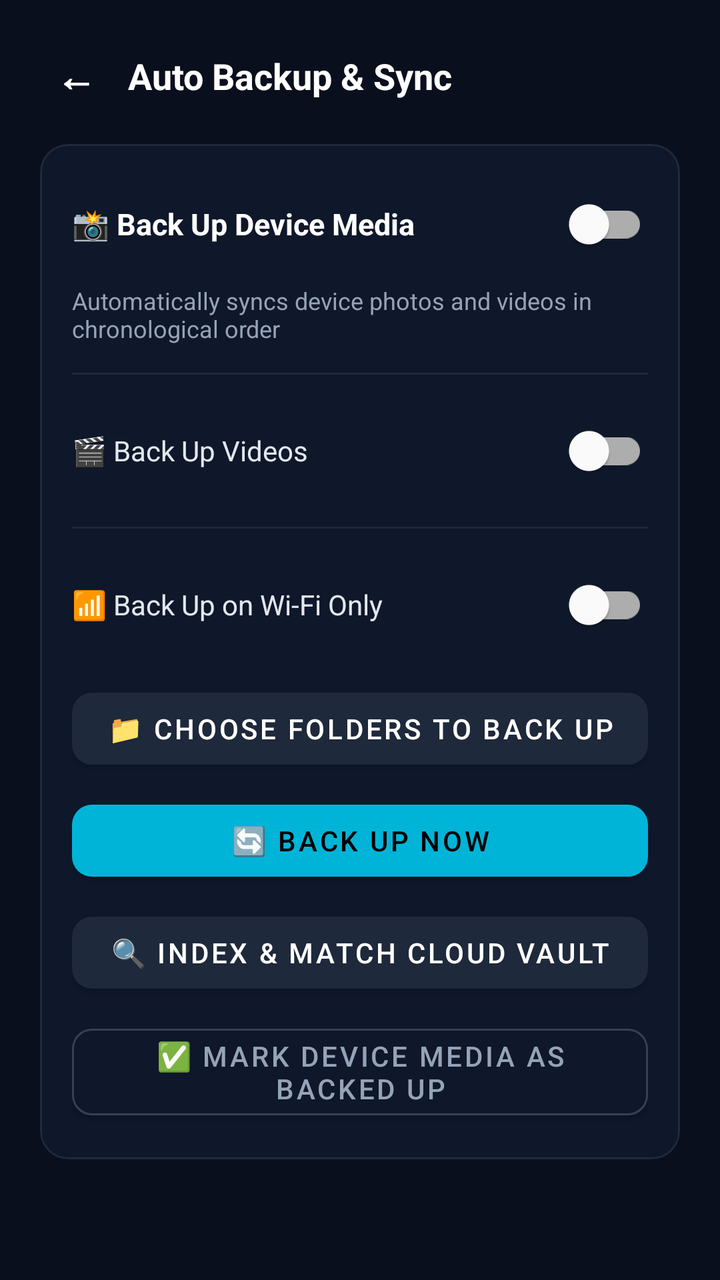
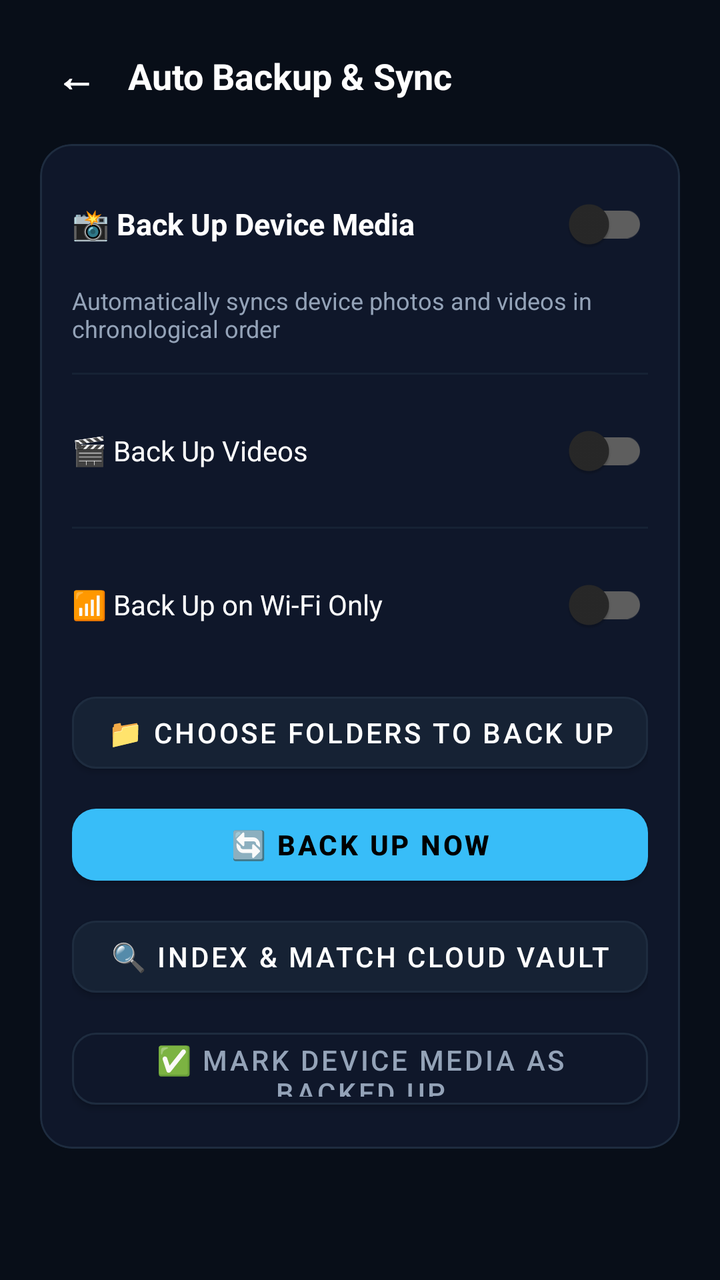

An Android layout rendered at two revisions. The XML below is the earlier revision; the diff shows what the commit changed to produce the second picture.
<!-- AndroidManifest.xml: application theme Theme.CloudVault -->
<!-- res/layout/dialog_autobackup_settings.xml -->
<?xml version="1.0" encoding="utf-8"?>
<ScrollView xmlns:android="http://schemas.android.com/apk/res/android"
    xmlns:app="http://schemas.android.com/apk/res-auto"
    android:layout_width="match_parent"
    android:layout_height="wrap_content"
    android:background="#0A0F1D">

    <LinearLayout
        android:layout_width="match_parent"
        android:layout_height="wrap_content"
        android:orientation="vertical"
        android:padding="20dp">

        
        <LinearLayout
            android:layout_width="match_parent"
            android:layout_height="wrap_content"
            android:orientation="horizontal"
            android:gravity="center_vertical">

            <TextView
                android:id="@+id/btnBackFromAutoBackup"
                android:layout_width="36dp"
                android:layout_height="36dp"
                android:gravity="center"
                android:text="←"
                android:textColor="#FFFFFF"
                android:textSize="20sp"
                android:textStyle="bold"
                android:background="?attr/selectableItemBackgroundBorderless" />

            <TextView
                android:layout_width="0dp"
                android:layout_height="wrap_content"
                android:layout_weight="1"
                android:layout_marginStart="8dp"
                android:text="Auto Backup &amp; Sync"
                android:textColor="#FFFFFF"
                android:textSize="18sp"
                android:textStyle="bold" />
        </LinearLayout>

        
        <com.google.android.material.card.MaterialCardView
            android:layout_width="match_parent"
            android:layout_height="wrap_content"
            android:layout_marginTop="16dp"
            app:cardCornerRadius="14dp"
            app:cardElevation="0dp"
            app:cardBackgroundColor="#0F172A"
            app:strokeColor="#1E293B"
            app:strokeWidth="1dp">

            <LinearLayout
                android:layout_width="match_parent"
                android:layout_height="wrap_content"
                android:orientation="vertical"
                android:padding="16dp">

                <LinearLayout
                    android:layout_width="match_parent"
                    android:layout_height="wrap_content"
                    android:orientation="horizontal"
                    android:gravity="center_vertical">

                    <TextView
                        android:layout_width="0dp"
                        android:layout_height="wrap_content"
                        android:layout_weight="1"
                        android:text="📸 Back Up Device Media"
                        android:textColor="#FFFFFF"
                        android:textSize="15sp"
                        android:textStyle="bold" />

                    <com.google.android.material.switchmaterial.SwitchMaterial
                        android:id="@+id/switchAutoBackup"
                        android:layout_width="wrap_content"
                        android:layout_height="wrap_content"
                        app:useMaterialThemeColors="true" />
                </LinearLayout>

                <TextView
                    android:id="@+id/tvBackupStatus"
                    android:layout_width="match_parent"
                    android:layout_height="wrap_content"
                    android:layout_marginTop="6dp"
                    android:text="Automatically syncs device photos and videos in chronological order"
                    android:textColor="#94A3B8"
                    android:textSize="12sp" />

                <View
                    android:layout_width="match_parent"
                    android:layout_height="1dp"
                    android:layout_marginTop="14dp"
                    android:layout_marginBottom="14dp"
                    android:background="#1E293B" />

                
                <LinearLayout
                    android:layout_width="match_parent"
                    android:layout_height="wrap_content"
                    android:orientation="horizontal"
                    android:gravity="center_vertical">

                    <TextView
                        android:layout_width="0dp"
                        android:layout_height="wrap_content"
                        android:layout_weight="1"
                        android:text="🎬 Back Up Videos"
                        android:textColor="#E2E8F0"
                        android:textSize="14sp" />

                    <com.google.android.material.switchmaterial.SwitchMaterial
                        android:id="@+id/switchBackupVideos"
                        android:layout_width="wrap_content"
                        android:layout_height="wrap_content"
                        app:useMaterialThemeColors="true" />
                </LinearLayout>

                <View
                    android:layout_width="match_parent"
                    android:layout_height="1dp"
                    android:layout_marginTop="14dp"
                    android:layout_marginBottom="14dp"
                    android:background="#1E293B" />

                
                <LinearLayout
                    android:layout_width="match_parent"
                    android:layout_height="wrap_content"
                    android:orientation="horizontal"
                    android:gravity="center_vertical">

                    <TextView
                        android:layout_width="0dp"
                        android:layout_height="wrap_content"
                        android:layout_weight="1"
                        android:text="📶 Back Up on Wi-Fi Only"
                        android:textColor="#E2E8F0"
                        android:textSize="14sp" />

                    <com.google.android.material.switchmaterial.SwitchMaterial
                        android:id="@+id/switchWifiOnly"
                        android:layout_width="wrap_content"
                        android:layout_height="wrap_content"
                        app:useMaterialThemeColors="true" />
                </LinearLayout>

                
                <com.google.android.material.button.MaterialButton
                    android:id="@+id/btnSelectFolders"
                    android:layout_width="match_parent"
                    android:layout_height="wrap_content"
                    android:layout_marginTop="14dp"
                    android:text="📁 Choose Folders to Back Up"
                    android:textColor="#FFFFFF"
                    app:backgroundTint="#1E293B"
                    app:cornerRadius="10dp" />

                
                <com.google.android.material.button.MaterialButton
                    android:id="@+id/btnBackupNow"
                    android:layout_width="match_parent"
                    android:layout_height="wrap_content"
                    android:layout_marginTop="8dp"
                    android:text="🔄 Back Up Now"
                    android:textColor="#000000"
                    app:backgroundTint="@color/accent_cyan"
                    app:cornerRadius="10dp" />

                
                <com.google.android.material.button.MaterialButton
                    android:id="@+id/btnIndexCloudMedia"
                    android:layout_width="match_parent"
                    android:layout_height="wrap_content"
                    android:layout_marginTop="8dp"
                    android:text="🔍 Index &amp; Match Cloud Vault"
                    android:textColor="#FFFFFF"
                    app:backgroundTint="#1E293B"
                    app:cornerRadius="10dp" />

                
                <com.google.android.material.button.MaterialButton
                    android:id="@+id/btnMarkAllBackedUp"
                    android:layout_width="match_parent"
                    android:layout_height="wrap_content"
                    android:layout_marginTop="8dp"
                    android:text="✅ Mark Device Media as Backed Up"
                    android:textColor="#94A3B8"
                    app:backgroundTint="#0F172A"
                    app:strokeColor="#334155"
                    app:strokeWidth="1dp"
                    app:cornerRadius="10dp" />

            </LinearLayout>
        </com.google.android.material.card.MaterialCardView>

    </LinearLayout>
</ScrollView>
<!-- resources referenced by this layout -->
<resources>
  <color name="accent_cyan">#00B4D8</color>
  <style name="Theme.CloudVault" parent="Theme.MaterialComponents.DayNight.NoActionBar">
          <item name="colorPrimary">@color/accent_blue</item>
          <item name="colorSecondary">@color/accent_cyan</item>
          <item name="android:statusBarColor">@color/bg_dark</item>
          <item name="android:windowBackground">@color/bg_dark</item>
      </style>
  <color name="accent_blue">#1976D2</color>
  <color name="bg_dark">#080E18</color>
</resources>

<!-- the commit's change to res/layout/dialog_autobackup_settings.xml (unified diff, before → after) -->
@@ -3,7 +3,7 @@
     xmlns:app="http://schemas.android.com/apk/res-auto"
     android:layout_width="match_parent"
     android:layout_height="wrap_content"
-    android:background="#0A0F1D">
+    android:background="@color/bg_dark">
 
     <LinearLayout
         android:layout_width="match_parent"
@@ -24,7 +24,7 @@
                 android:layout_height="36dp"
                 android:gravity="center"
                 android:text="←"
-                android:textColor="#FFFFFF"
+                android:textColor="@color/text_primary"
                 android:textSize="20sp"
                 android:textStyle="bold"
                 android:background="?attr/selectableItemBackgroundBorderless" />
@@ -35,7 +35,7 @@
                 android:layout_weight="1"
                 android:layout_marginStart="8dp"
                 android:text="Auto Backup &amp; Sync"
-                android:textColor="#FFFFFF"
+                android:textColor="@color/text_primary"
                 android:textSize="18sp"
                 android:textStyle="bold" />
         </LinearLayout>
@@ -45,10 +45,10 @@
             android:layout_width="match_parent"
             android:layout_height="wrap_content"
             android:layout_marginTop="16dp"
-            app:cardCornerRadius="14dp"
+            app:cardCornerRadius="16dp"
             app:cardElevation="0dp"
-            app:cardBackgroundColor="#0F172A"
-            app:strokeColor="#1E293B"
+            app:cardBackgroundColor="@color/card_bg"
+            app:strokeColor="@color/card_border"
             app:strokeWidth="1dp">
 
             <LinearLayout
@@ -68,7 +68,7 @@
                         android:layout_height="wrap_content"
                         android:layout_weight="1"
                         android:text="📸 Back Up Device Media"
-                        android:textColor="#FFFFFF"
+                        android:textColor="@color/text_primary"
                         android:textSize="15sp"
                         android:textStyle="bold" />
 
@@ -85,7 +85,7 @@
                     android:layout_height="wrap_content"
                     android:layout_marginTop="6dp"
                     android:text="Automatically syncs device photos and videos in chronological order"
-                    android:textColor="#94A3B8"
+                    android:textColor="@color/text_secondary"
                     android:textSize="12sp" />
 
                 <View
@@ -93,7 +93,7 @@
                     android:layout_height="1dp"
                     android:layout_marginTop="14dp"
                     android:layout_marginBottom="14dp"
-                    android:background="#1E293B" />
+                    android:background="@color/divider_color" />
 
                 
                 <LinearLayout
@@ -107,7 +107,7 @@
                         android:layout_height="wrap_content"
                         android:layout_weight="1"
                         android:text="🎬 Back Up Videos"
-                        android:textColor="#E2E8F0"
+                        android:textColor="@color/text_primary"
                         android:textSize="14sp" />
 
                     <com.google.android.material.switchmaterial.SwitchMaterial
@@ -122,7 +122,7 @@
                     android:layout_height="1dp"
                     android:layout_marginTop="14dp"
                     android:layout_marginBottom="14dp"
-                    android:background="#1E293B" />
+                    android:background="@color/divider_color" />
 
                 
                 <LinearLayout
@@ -136,7 +136,7 @@
                         android:layout_height="wrap_content"
                         android:layout_weight="1"
                         android:text="📶 Back Up on Wi-Fi Only"
-                        android:textColor="#E2E8F0"
+                        android:textColor="@color/text_primary"
                         android:textSize="14sp" />
 
                     <com.google.android.material.switchmaterial.SwitchMaterial
@@ -150,47 +150,52 @@
                 <com.google.android.material.button.MaterialButton
                     android:id="@+id/btnSelectFolders"
                     android:layout_width="match_parent"
-                    android:layout_height="wrap_content"
-                    android:layout_marginTop="14dp"
+                    android:layout_height="48dp"
+                    android:layout_marginTop="16dp"
                     android:text="📁 Choose Folders to Back Up"
-                    android:textColor="#FFFFFF"
-                    app:backgroundTint="#1E293B"
-                    app:cornerRadius="10dp" />
+                    android:textColor="@color/text_primary"
+                    app:backgroundTint="@color/bg_surface_elevated"
+                    app:strokeColor="@color/card_border"
+                    app:strokeWidth="1dp"
+                    app:cornerRadius="12dp" />
 
                 
                 <com.google.android.material.button.MaterialButton
                     android:id="@+id/btnBackupNow"
                     android:layout_width="match_parent"
-                    android:layout_height="wrap_content"
+                    android:layout_height="48dp"
                     android:layout_marginTop="8dp"
                     android:text="🔄 Back Up Now"
                     android:textColor="#000000"
+                    android:textStyle="bold"
                     app:backgroundTint="@color/accent_cyan"
-                    app:cornerRadius="10dp" />
+                    app:cornerRadius="12dp" />
 
                 
                 <com.google.android.material.button.MaterialButton
                     android:id="@+id/btnIndexCloudMedia"
                     android:layout_width="match_parent"
-                    android:layout_height="wrap_content"
+                    android:layout_height="48dp"
                     android:layout_marginTop="8dp"
                     android:text="🔍 Index &amp; Match Cloud Vault"
-                    android:textColor="#FFFFFF"
-                    app:backgroundTint="#1E293B"
-                    app:cornerRadius="10dp" />
+                    android:textColor="@color/text_primary"
+                    app:backgroundTint="@color/bg_surface_elevated"
+                    app:strokeColor="@color/card_border"
+                    app:strokeWidth="1dp"
+                    app:cornerRadius="12dp" />
 
                 
                 <com.google.android.material.button.MaterialButton
                     android:id="@+id/btnMarkAllBackedUp"
                     android:layout_width="match_parent"
-                    android:layout_height="wrap_content"
+                    android:layout_height="48dp"
                     android:layout_marginTop="8dp"
                     android:text="✅ Mark Device Media as Backed Up"
-                    android:textColor="#94A3B8"
-                    app:backgroundTint="#0F172A"
-                    app:strokeColor="#334155"
+                    android:textColor="@color/text_secondary"
+                    app:backgroundTint="@color/card_bg"
+                    app:strokeColor="@color/card_border"
                     app:strokeWidth="1dp"
-                    app:cornerRadius="10dp" />
+                    app:cornerRadius="12dp" />
 
             </LinearLayout>
         </com.google.android.material.card.MaterialCardView>
<!-- resource entries referenced after the edit -->
@@ -1,13 +1,57 @@
 <!-- resources referenced by this layout -->
 <resources>
-  <color name="accent_cyan">#00B4D8</color>
-  <style name="Theme.CloudVault" parent="Theme.MaterialComponents.DayNight.NoActionBar">
-          <item name="colorPrimary">@color/accent_blue</item>
+  <color name="accent_cyan">#38BDF8</color>
+  <style name="Theme.CloudVault" parent="Theme.MaterialComponents.NoActionBar">
+          <item name="colorPrimary">@color/accent_cyan</item>
+          <item name="colorPrimaryVariant">@color/accent_blue</item>
+          <item name="colorOnPrimary">#FFFFFF</item>
+          <item name="colorSecondary">@color/accent_cyan_bright</item>
+          <item name="colorSecondaryVariant">@color/accent_cyan</item>
+          <item name="colorOnSecondary">#000000</item>
+          <item name="android:statusBarColor">@color/bg_dark</item>
+          <item name="android:navigationBarColor">@color/bg_dark</item>
+          <item name="android:windowBackground">@color/bg_dark</item>
+          <item name="android:windowLightStatusBar">false</item>
+          <item name="android:windowLightNavigationBar">false</item>
+          <item name="alertDialogTheme">@style/Theme.CloudVault.Dialog.Alert</item>
+          <item name="materialAlertDialogTheme">@style/Theme.CloudVault.Dialog.Alert</item>
+      </style>
+  <color name="accent_blue">#38BDF8</color>
+  <color name="accent_cyan_bright">#7DD3FC</color>
+  <style name="Theme.CloudVault.Dialog.Alert" parent="ThemeOverlay.MaterialComponents.MaterialAlertDialog">
+          <item name="android:background">@color/card_bg</item>
+          <item name="backgroundTint">@color/card_bg</item>
+          <item name="shapeAppearance">@style/ShapeAppearance.CloudVault.Dialog</item>
+          <item name="colorPrimary">@color/accent_cyan_bright</item>
           <item name="colorSecondary">@color/accent_cyan</item>
-          <item name="android:statusBarColor">@color/bg_dark</item>
-          <item name="android:windowBackground">@color/bg_dark</item>
+          <item name="colorSurface">@color/card_bg</item>
+          <item name="colorOnSurface">@color/text_primary</item>
+          <item name="android:textColorPrimary">@color/text_primary</item>
+          <item name="android:textColorSecondary">@color/text_secondary</item>
+          <item name="buttonBarPositiveButtonStyle">@style/Widget.CloudVault.Dialog.Button.Positive</item>
+          <item name="buttonBarNegativeButtonStyle">@style/Widget.CloudVault.Dialog.Button.Negative</item>
+          <item name="buttonBarNeutralButtonStyle">@style/Widget.CloudVault.Dialog.Button.Neutral</item>
       </style>
-  <color name="accent_blue">#1976D2</color>
+  <style name="ShapeAppearance.CloudVault.Dialog" parent="ShapeAppearance.MaterialComponents.LargeComponent">
+          <item name="cornerSize">16dp</item>
+      </style>
+  <style name="Widget.CloudVault.Dialog.Button.Positive" parent="Widget.MaterialComponents.Button.TextButton.Dialog">
+          <item name="android:textColor">@color/accent_cyan_bright</item>
+          <item name="android:textStyle">bold</item>
+      </style>
+  <style name="Widget.CloudVault.Dialog.Button.Negative" parent="Widget.MaterialComponents.Button.TextButton.Dialog">
+          <item name="android:textColor">@color/text_secondary</item>
+      </style>
+  <style name="Widget.CloudVault.Dialog.Button.Neutral" parent="Widget.MaterialComponents.Button.TextButton.Dialog">
+          <item name="android:textColor">@color/accent_blue_light</item>
+      </style>
+  <color name="accent_blue_light">#BAE6FD</color>
   <color name="bg_dark">#080E18</color>
+  <color name="bg_surface_elevated">#162234</color>
+  <color name="card_bg">#0F172A</color>
+  <color name="card_border">#1E2C3F</color>
+  <color name="divider_color">#162234</color>
+  <color name="text_primary">#FFFFFF</color>
+  <color name="text_secondary">#94A3B8</color>
 </resources>
 
